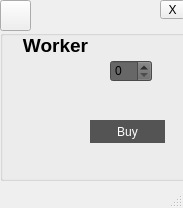
SjdHbz/bullshit, file land.ui: the form before one commit.
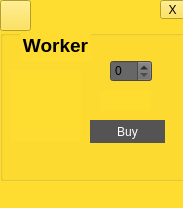
The form after the commit. Icons and pictures are not drawn.

What changed in the file:
```diff
--- a/land.ui
+++ b/land.ui
@@ -13,6 +13,9 @@
   <property name="windowTitle">
    <string>MainWindow</string>
   </property>
+  <property name="styleSheet">
+   <string notr="true">background-color: rgb(255, 221, 48);</string>
+  </property>
   <widget class="QWidget" name="centralwidget">
    <widget class="QGroupBox" name="groupBox">
     <property name="geometry">
@@ -105,7 +108,8 @@
       </rect>
      </property>
      <property name="styleSheet">
-      <string notr="true">font: 75 12pt &quot;MS Shell Dlg 2&quot;;</string>
+      <string notr="true">font: 75 12pt &quot;MS Shell Dlg 2&quot;;
+color: rgb(0, 0, 0);</string>
      </property>
      <property name="text">
       <string/>
@@ -151,7 +155,8 @@
      </rect>
     </property>
     <property name="styleSheet">
-     <string notr="true">font: 75 12pt &quot;MS Shell Dlg 2&quot;;</string>
+     <string notr="true">font: 75 12pt &quot;MS Shell Dlg 2&quot;;
+color: rgb(0, 0, 0);</string>
     </property>
     <property name="text">
      <string/>
```
